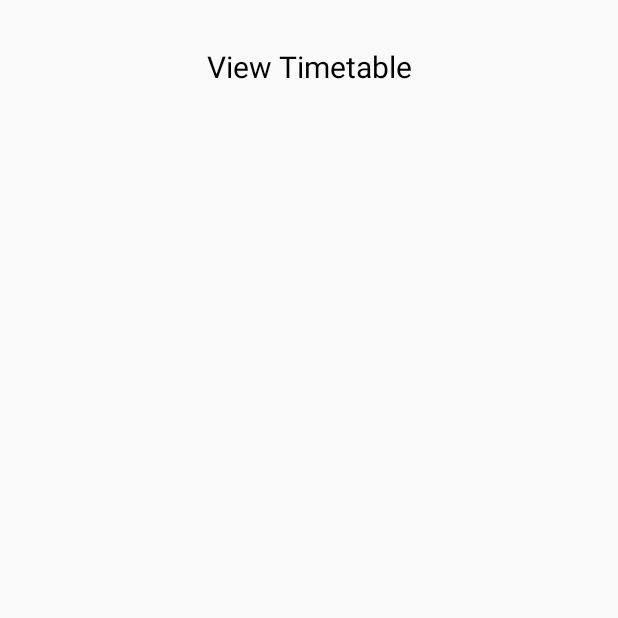
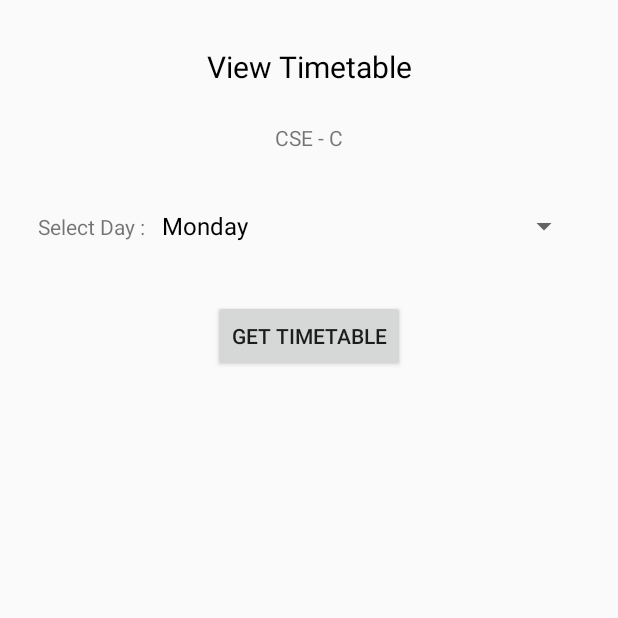
Before and after one commit to Hirito1609/SE-Project, an Android app: the viewtable screen opened directly, with no data from a screen before it, on a phone screen of 412 x 824 dp, the top half of it. Run offline under Robolectric (Android 15) with nearby library versions, the phone set to English and light mode, and no system bars; our stand-ins replace ButterKnife, Firebase (no records; nobody signed in at launch, a user with empty details on screens opened directly).

Commit message:
view timetable done!!

```diff
--- a/app/src/main/java/com/sepro/occuchart/viewtable.java
+++ b/app/src/main/java/com/sepro/occuchart/viewtable.java
@@ -1,14 +1,98 @@
 package com.sepro.occuchart;
 
+import androidx.annotation.NonNull;
 import androidx.appcompat.app.AppCompatActivity;
 
 import android.os.Bundle;
+import android.util.Log;
+import android.view.View;
+import android.widget.ArrayAdapter;
+import android.widget.Button;
+import android.widget.LinearLayout;
+import android.widget.Spinner;
+import android.widget.TextView;
+
+import com.google.android.gms.tasks.OnCompleteListener;
+import com.google.android.gms.tasks.Task;
+import com.google.firebase.firestore.DocumentReference;
+import com.google.firebase.firestore.DocumentSnapshot;
+import com.google.firebase.firestore.FirebaseFirestore;
+import com.google.firebase.firestore.Query;
+import com.google.firebase.firestore.Source;
+
+import butterknife.BindView;
+import butterknife.ButterKnife;
 
 public class viewtable extends AppCompatActivity {
+
+    private final FirebaseFirestore db = FirebaseFirestore.getInstance();
+    private static final String TAG = "Database";
+    @BindView(R.id.tvp1)
+    TextView period1_tv;
+    @BindView(R.id.tvp2)
+    TextView period2_tv;
+    @BindView(R.id.tvp3)
+    TextView period3_tv;
+    @BindView(R.id.tvp4)
+    TextView period4_tv;
+    @BindView(R.id.tvp5)
+    TextView period5_tv;
+    @BindView(R.id.tvp6)
+    TextView period6_tv;
+    @BindView(R.id.tvp7)
+    TextView period7_tv;
+    @BindView(R.id.tvp8)
+    TextView period8_tv;
+    @BindView(R.id.spinner_select)
+    Spinner selectspinner;
+    @BindView(R.id.button_gettable)
+    Button gettable;
+    @BindView(R.id.periodlist)
+    LinearLayout periodlist;
 
     @Override
     protected void onCreate(Bundle savedInstanceState) {
         super.onCreate(savedInstanceState);
         setContentView(R.layout.activity_viewtable);
+        ButterKnife.bind(this);
+
+        String days[]={"Monday","Tuesday","Wednesday","Thursday","Friday"};
+        ArrayAdapter<String> ad = new ArrayAdapter<>(this,android.R.layout.simple_spinner_dropdown_item,days);
+        selectspinner.setAdapter(ad);
+
+        gettable.setOnClickListener(new View.OnClickListener() {
+            @Override
+            public void onClick(View view) {
+
+                periodlist.setVisibility(View.VISIBLE);
+                Source source = Source.CACHE;
+                DocumentReference docRef = db.collection("timetable").document(selectspinner.getSelectedItem().toString());
+                docRef.get(source).addOnCompleteListener(new OnCompleteListener<DocumentSnapshot>() {
+                    @Override
+                    public void onComplete(@NonNull Task<DocumentSnapshot> task) {
+                        if (task.isSuccessful()) {
+                            DocumentSnapshot document = task.getResult();
+                            if (document.exists()) {
+                                Log.d(TAG, "DocumentSnapshot data: " + document.getData());
+                                period1_tv.setText("Period 1 : "+document.getString("1"));
+                                period2_tv.setText("Period 2 : "+document.getString("2"));
+                                period3_tv.setText("Period 3 : "+document.getString("3"));
+                                period4_tv.setText("Period 4 : "+document.getString("4"));
+                                period5_tv.setText("Period 5 : "+document.getString("5"));
+                                period6_tv.setText("Period 6 : "+document.getString("6"));
+                                period7_tv.setText("Period 7 : "+document.getString("7"));
+                                period8_tv.setText("Period 8 : "+document.getString("8"));
+                            } else {
+                                Log.d(TAG, "No such document");
+                            }
+                        } else {
+                            Log.d(TAG, "get failed with ", task.getException());
+                        }
+                    }
+                });
+
+            }
+        });
+
     }
 }
--- a/app/src/main/res/layout/activity_viewtable.xml
+++ b/app/src/main/res/layout/activity_viewtable.xml
@@ -7,14 +7,15 @@
     tools:context=".viewtable">
 
     <TextView
+        android:id="@+id/textView4"
         android:layout_width="match_parent"
         android:layout_height="wrap_content"
         android:layout_marginTop="24dp"
+        android:layout_marginBottom="24dp"
         android:text="View Timetable"
         android:textAlignment="center"
         android:textColor="#000000"
         android:textSize="20sp"
-        android:layout_marginBottom="24dp"
         app:layout_constraintBottom_toBottomOf="parent"
         app:layout_constraintEnd_toEndOf="parent"
         app:layout_constraintHorizontal_bias="1.0"
@@ -22,4 +23,126 @@
         app:layout_constraintTop_toTopOf="parent"
         app:layout_constraintVertical_bias="0.009" />
 
+    <TextView
+        android:id="@+id/textView3"
+        android:layout_width="wrap_content"
+        android:layout_height="wrap_content"
+        android:layout_marginTop="24dp"
+        android:text="CSE - C"
+        app:layout_constraintEnd_toEndOf="parent"
+        app:layout_constraintStart_toStartOf="parent"
+        app:layout_constraintTop_toBottomOf="@+id/textView4" />
+
+    <LinearLayout
+        android:layout_width="match_parent"
+        android:layout_height="wrap_content"
+        android:layout_marginTop="25dp"
+        android:layout_marginBottom="25dp"
+        android:layout_marginLeft="25dp"
+        android:layout_marginRight="25dp"
+        android:orientation="horizontal"
+        app:layout_constraintEnd_toEndOf="parent"
+        app:layout_constraintStart_toStartOf="parent"
+        app:layout_constraintTop_toBottomOf="@+id/textView3"
+        android:id="@+id/ll1">
+
+        <TextView
+            android:layout_width="wrap_content"
+            android:layout_height="wrap_content"
+            android:text="Select Day : " />
+
+        <Spinner
+            android:layout_width="match_parent"
+            android:layout_height="wrap_content"
+            android:id="@+id/spinner_select" />
+    </LinearLayout>
+
+    <Button
+        android:id="@+id/button_gettable"
+        android:layout_width="wrap_content"
+        android:layout_height="wrap_content"
+        android:layout_marginTop="25dp"
+        android:text="Get Timetable"
+        app:layout_constraintEnd_toEndOf="parent"
+        app:layout_constraintStart_toStartOf="parent"
+        app:layout_constraintTop_toBottomOf="@+id/ll1" />
+
+    <LinearLayout
+        android:layout_width="match_parent"
+        android:layout_height="wrap_content"
+        app:layout_constraintBottom_toBottomOf="parent"
+        app:layout_constraintTop_toBottomOf="@+id/button_gettable"
+        android:layout_marginLeft="10dp"
+        android:layout_marginRight="10dp"
+        android:orientation="vertical"
+        android:id="@+id/periodlist"
+        android:visibility="invisible">
+
+        <TextView
+            android:id="@+id/tvp1"
+            android:layout_width="match_parent"
+            android:layout_height="wrap_content"
+            android:textSize="15sp"
+            android:textStyle="bold"
+            android:layout_margin="10dp"
+            />
+        <TextView
+            android:id="@+id/tvp2"
+            android:layout_width="match_parent"
+            android:layout_height="wrap_content"
+            android:textSize="15sp"
+            android:textStyle="bold"
+            android:layout_margin="10dp"
+            />
+        <TextView
+            android:id="@+id/tvp3"
+            android:layout_width="match_parent"
+            android:layout_height="wrap_content"
+            android:textSize="15sp"
+            android:textStyle="bold"
+            android:layout_margin="10dp"
+            />
+        <TextView
+            android:id="@+id/tvp4"
+            android:layout_width="match_parent"
+            android:layout_height="wrap_content"
+            android:textSize="15sp"
+            android:textStyle="bold"
+            android:layout_margin="10dp"
+            />
+        <TextView
+            android:id="@+id/tvp5"
+            android:layout_width="match_parent"
+            android:layout_height="wrap_content"
+            android:textSize="15sp"
+            android:textStyle="bold"
+            android:layout_margin="10dp"
+            />
+        <TextView
+            android:id="@+id/tvp6"
+            android:layout_width="match_parent"
+            android:layout_height="wrap_content"
+            android:textSize="15sp"
+            android:textStyle="bold"
+            android:layout_margin="10dp"
+            />
+        <TextView
+            android:id="@+id/tvp7"
+            android:layout_width="match_parent"
+            android:layout_height="wrap_content"
+            android:textSize="15sp"
+            android:textStyle="bold"
+            android:layout_margin="10dp"
+            />
+        <TextView
+            android:id="@+id/tvp8"
+            android:layout_width="match_parent"
+            android:layout_height="wrap_content"
+            android:textSize="15sp"
+            android:textStyle="bold"
+            android:layout_margin="10dp"
+            />
+
+    </LinearLayout>
+
 </androidx.constraintlayout.widget.ConstraintLayout>
```
